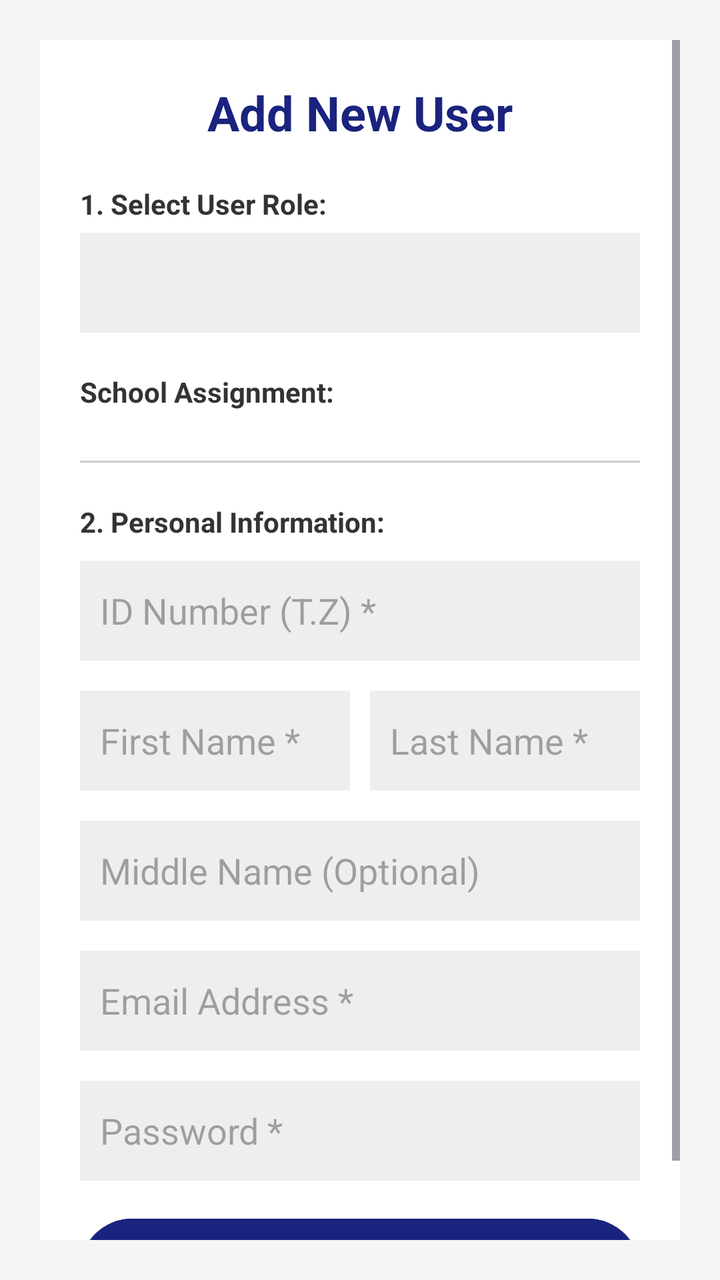
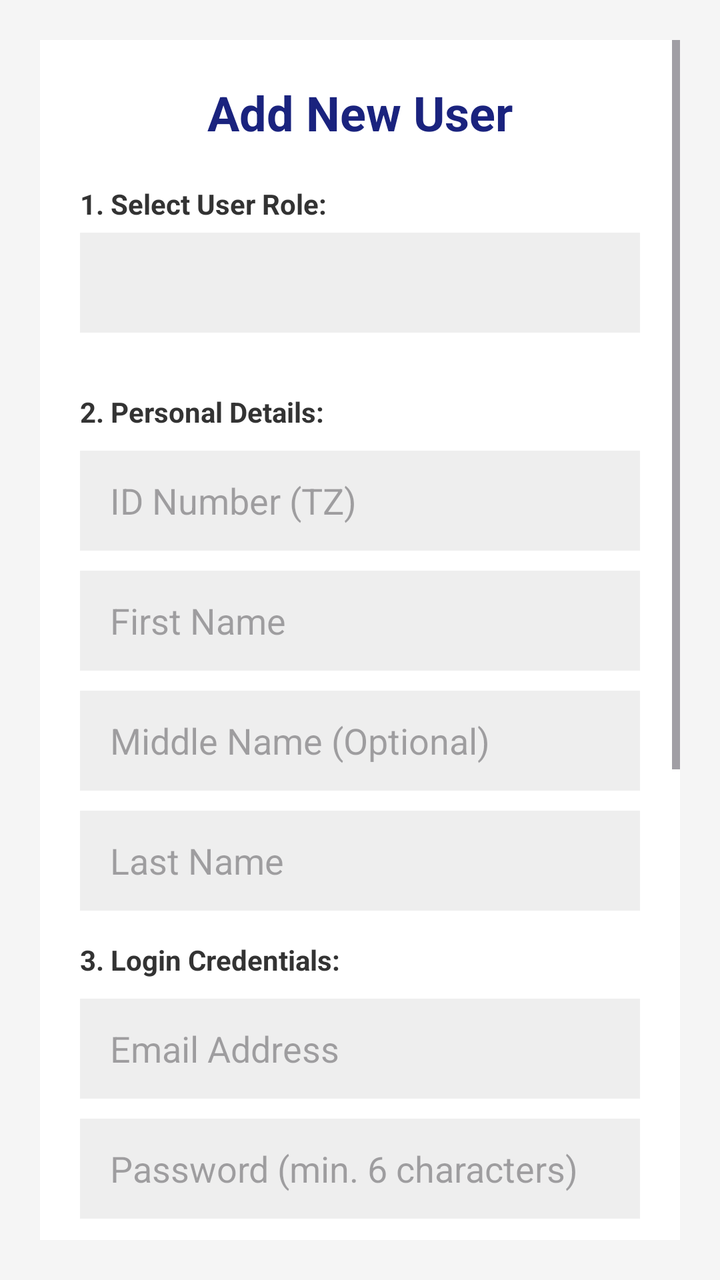

An Android layout rendered at two revisions. The XML below is the earlier revision; the diff shows what the commit changed to produce the second picture.
<!-- AndroidManifest.xml: application theme Theme.Schooly -->
<!-- res/layout/activity_add_user.xml -->
<?xml version="1.0" encoding="utf-8"?>
<ScrollView xmlns:android="http://schemas.android.com/apk/res/android"
    xmlns:app="http://schemas.android.com/apk/res-auto"
    android:layout_width="match_parent"
    android:layout_height="match_parent"
    android:padding="20dp"
    android:background="#F5F5F5">

    <LinearLayout
        android:layout_width="match_parent"
        android:layout_height="wrap_content"
        android:orientation="vertical"
        android:background="@android:color/white"
        android:padding="20dp"
        android:elevation="4dp">

        <TextView
            android:layout_width="match_parent"
            android:layout_height="wrap_content"
            android:text="Add New User"
            android:textSize="24sp"
            android:textStyle="bold"
            android:textColor="#1A237E"
            android:layout_marginBottom="20dp"
            android:gravity="center"/>

        <TextView
            android:layout_width="match_parent"
            android:layout_height="wrap_content"
            android:text="1. Select User Role:"
            android:textStyle="bold"
            android:layout_marginBottom="5dp"
            android:textColor="#333333"/>

        <Spinner
            android:id="@+id/spinnerRole"
            android:layout_width="match_parent"
            android:layout_height="50dp"
            android:layout_marginBottom="20dp"
            android:background="#EEEEEE"/>

        <TextView
            android:id="@+id/tvSchoolTitle"
            android:layout_width="match_parent"
            android:layout_height="wrap_content"
            android:text="School Assignment:"
            android:textStyle="bold"
            android:layout_marginBottom="5dp"
            android:textColor="#333333"/>

        <EditText
            android:id="@+id/etSchoolLocked"
            android:layout_width="match_parent"
            android:layout_height="50dp"
            android:background="#E0E0E0"
            android:focusable="false"
            android:clickable="false"
            android:padding="10dp"
            android:textColor="#555555"
            android:visibility="gone"
            android:layout_marginBottom="20dp"/>

        <LinearLayout
            android:layout_width="match_parent"
            android:layout_height="wrap_content"
            android:orientation="horizontal"
            android:gravity="center_vertical"
            android:layout_marginBottom="20dp">

            <Spinner
                android:id="@+id/spinnerSchoolSelect"
                android:layout_width="0dp"
                android:layout_weight="1"
                android:layout_height="50dp"
                android:background="#EEEEEE"
                android:visibility="gone"/>

            <ImageButton
                android:id="@+id/btnQuickAddSchool"
                android:layout_width="50dp"
                android:layout_height="50dp"
                android:layout_marginStart="8dp"
                android:src="@android:drawable/ic_input_add"
                android:backgroundTint="#1A237E"
                app:tint="@android:color/white"
                android:visibility="gone"
                android:contentDescription="Quick add school" />
        </LinearLayout>

        <View
            android:id="@+id/viewSchoolDivider"
            android:layout_width="match_parent"
            android:layout_height="1dp"
            android:background="#CCCCCC"
            android:layout_marginBottom="20dp"/>

        <TextView
            android:layout_width="match_parent"
            android:layout_height="wrap_content"
            android:text="2. Personal Information:"
            android:textStyle="bold"
            android:layout_marginBottom="10dp"
            android:textColor="#333333"/>

        <EditText
            android:id="@+id/etNewTz"
            android:layout_width="match_parent"
            android:layout_height="50dp"
            android:hint="ID Number (T.Z) *"
            android:inputType="number"
            android:layout_marginBottom="15dp"
            android:background="#EEEEEE"
            android:padding="10dp"/>

        <LinearLayout
            android:layout_width="match_parent"
            android:layout_height="wrap_content"
            android:orientation="horizontal"
            android:layout_marginBottom="15dp">

            <EditText
                android:id="@+id/etFirstName"
                android:layout_width="0dp"
                android:layout_weight="1"
                android:layout_height="50dp"
                android:hint="First Name *"
                android:inputType="textPersonName"
                android:background="#EEEEEE"
                android:padding="10dp"
                android:layout_marginEnd="5dp"/>

            <EditText
                android:id="@+id/etLastName"
                android:layout_width="0dp"
                android:layout_weight="1"
                android:layout_height="50dp"
                android:hint="Last Name *"
                android:inputType="textPersonName"
                android:background="#EEEEEE"
                android:padding="10dp"
                android:layout_marginStart="5dp"/>
        </LinearLayout>

        <EditText
            android:id="@+id/etMiddleName"
            android:layout_width="match_parent"
            android:layout_height="50dp"
            android:hint="Middle Name (Optional)"
            android:inputType="textPersonName"
            android:layout_marginBottom="15dp"
            android:background="#EEEEEE"
            android:padding="10dp"/>

        <EditText
            android:id="@+id/etNewEmail"
            android:layout_width="match_parent"
            android:layout_height="50dp"
            android:hint="Email Address *"
            android:inputType="textEmailAddress"
            android:layout_marginBottom="15dp"
            android:background="#EEEEEE"
            android:padding="10dp"/>

        <EditText
            android:id="@+id/etNewPassword"
            android:layout_width="match_parent"
            android:layout_height="50dp"
            android:hint="Password *"
            android:inputType="textPassword"
            android:layout_marginBottom="15dp"
            android:background="#EEEEEE"
            android:padding="10dp"/>

        <LinearLayout
            android:id="@+id/layoutStudentFields"
            android:layout_width="match_parent"
            android:layout_height="wrap_content"
            android:orientation="vertical"
            android:visibility="gone">

            <TextView
                android:layout_width="match_parent"
                android:layout_height="wrap_content"
                android:text="3. Assign Student to Learning Groups:"
                android:textStyle="bold"
                android:textColor="#FF5722"
                android:layout_marginBottom="10dp"/>

            <TextView
                android:layout_width="match_parent"
                android:layout_height="wrap_content"
                android:text="Mandatory Classes (*)"
                android:textSize="12sp"
                android:textColor="#777777"
                android:layout_marginBottom="4dp"/>

            <Spinner
                android:id="@+id/spinnerHomeroom"
                android:layout_width="match_parent"
                android:layout_height="50dp"
                android:layout_marginBottom="10dp"
                android:background="#FFF3E0"/>

            <Spinner
                android:id="@+id/spinnerMathGroup"
                android:layout_width="match_parent"
                android:layout_height="50dp"
                android:layout_marginBottom="10dp"
                android:background="#FFF3E0"/>

            <Spinner
                android:id="@+id/spinnerEnglishGroup"
                android:layout_width="match_parent"
                android:layout_height="50dp"
                android:layout_marginBottom="10dp"
                android:background="#FFF3E0"/>

            <Spinner
                android:id="@+id/spinnerPeGroup"
                android:layout_width="match_parent"
                android:layout_height="50dp"
                android:layout_marginBottom="15dp"
                android:background="#FFF3E0"/>

            <TextView
                android:layout_width="match_parent"
                android:layout_height="wrap_content"
                android:text="Optional Majors (Leave unselected if none)"
                android:textSize="12sp"
                android:textColor="#777777"
                android:layout_marginBottom="4dp"/>

            <Spinner
                android:id="@+id/spinnerMajorAGroup"
                android:layout_width="match_parent"
                android:layout_height="50dp"
                android:layout_marginBottom="10dp"
                android:background="#E8F5E9"/>

            <Spinner
                android:id="@+id/spinnerMajorBGroup"
                android:layout_width="match_parent"
                android:layout_height="50dp"
                android:layout_marginBottom="15dp"
                android:background="#E8F5E9"/>
        </LinearLayout>

        <LinearLayout
            android:id="@+id/layoutTeacherFields"
            android:layout_width="match_parent"
            android:layout_height="wrap_content"
            android:orientation="vertical"
            android:paddingTop="10dp"
            android:visibility="gone">

            <TextView
                android:layout_width="match_parent"
                android:layout_height="wrap_content"
                android:text="3. Teacher / School Admin Subjects Setup:"
                android:textStyle="bold"
                android:textColor="#2E8B57"
                android:layout_marginBottom="10dp"/>

            <LinearLayout
                android:layout_width="match_parent"
                android:layout_height="wrap_content"
                android:orientation="horizontal"
                android:gravity="center_vertical"
                android:layout_marginBottom="10dp">

                <TextView
                    android:id="@+id/tvSelectSubjects"
                    android:layout_width="0dp"
                    android:layout_height="50dp"
                    android:layout_weight="1"
                    android:text="Select Teachable Subjects *"
                    android:textColor="#666666"
                    android:gravity="center_vertical"
                    android:paddingHorizontal="16dp"
                    android:background="@drawable/rounded_edittext_bg"
                    android:clickable="true"
                    android:focusable="true"/>

                <ImageButton
                    android:id="@+id/btnQuickAddSubject"
                    android:layout_width="50dp"
                    android:layout_height="50dp"
                    android:layout_marginStart="8dp"
                    android:src="@android:drawable/ic_input_add"
                    android:backgroundTint="#1A237E"
                    app:tint="@android:color/white"
                    android:background="@drawable/rounded_edittext_bg"
                    android:contentDescription="Quick add subject" />
            </LinearLayout>

            <LinearLayout
                android:id="@+id/layoutSelectedSubjectsList"
                android:layout_width="match_parent"
                android:layout_height="wrap_content"
                android:orientation="vertical"
                android:layout_marginBottom="15dp"
                android:paddingStart="10dp" />

        </LinearLayout>

        <Button
            android:id="@+id/btnSaveUser"
            android:layout_width="match_parent"
            android:layout_height="60dp"
            android:text="Save User"
            android:textSize="18sp"
            android:backgroundTint="#1A237E"
            android:textColor="@android:color/white"/>

    </LinearLayout>
</ScrollView>
<!-- resources referenced by this layout -->
<resources>
  <!-- drawable rounded_edittext_bg (drawable) -->
  <?xml version="1.0" encoding="utf-8"?>
  <shape xmlns:android="http://schemas.android.com/apk/res/android"
      android:shape="rectangle">
  
      <solid android:color="#FFFFFF" />
  
      <stroke
          android:width="1dp"
          android:color="#E0E0E0" />
  
      <corners android:radius="8dp" />
  </shape>
  <style name="Theme.Schooly" parent="Base.Theme.Schooly" />
  <style name="Base.Theme.Schooly" parent="Theme.Material3.DayNight.NoActionBar">
          
          
      </style>
</resources>

<!-- the commit's change to res/layout/activity_add_user.xml (unified diff, before → after) -->
@@ -36,42 +36,30 @@
             android:id="@+id/spinnerRole"
             android:layout_width="match_parent"
             android:layout_height="50dp"
-            android:layout_marginBottom="20dp"
-            android:background="#EEEEEE"/>
+            android:background="#EEEEEE"
+            android:layout_marginBottom="15dp"/>
 
         <TextView
             android:id="@+id/tvSchoolTitle"
             android:layout_width="match_parent"
             android:layout_height="wrap_content"
-            android:text="School Assignment:"
+            android:text="Select School:"
             android:textStyle="bold"
             android:layout_marginBottom="5dp"
-            android:textColor="#333333"/>
-
-        <EditText
-            android:id="@+id/etSchoolLocked"
-            android:layout_width="match_parent"
-            android:layout_height="50dp"
-            android:background="#E0E0E0"
-            android:focusable="false"
-            android:clickable="false"
-            android:padding="10dp"
-            android:textColor="#555555"
-            android:visibility="gone"
-            android:layout_marginBottom="20dp"/>
+            android:textColor="#333333"
+            android:visibility="gone"/>
 
         <LinearLayout
             android:layout_width="match_parent"
             android:layout_height="wrap_content"
             android:orientation="horizontal"
-            android:gravity="center_vertical"
-            android:layout_marginBottom="20dp">
+            android:layout_marginBottom="15dp">
 
             <Spinner
                 android:id="@+id/spinnerSchoolSelect"
                 android:layout_width="0dp"
+                android:layout_height="50dp"
                 android:layout_weight="1"
-                android:layout_height="50dp"
                 android:background="#EEEEEE"
                 android:visibility="gone"/>
 
@@ -83,63 +71,58 @@
                 android:src="@android:drawable/ic_input_add"
                 android:backgroundTint="#1A237E"
                 app:tint="@android:color/white"
+                android:background="@drawable/rounded_edittext_bg"
                 android:visibility="gone"
-                android:contentDescription="Quick add school" />
+                android:contentDescription="Quick add school"/>
         </LinearLayout>
+
+        <EditText
+            android:id="@+id/etSchoolLocked"
+            android:layout_width="match_parent"
+            android:layout_height="50dp"
+            android:padding="10dp"
+            android:background="#EEEEEE"
+            android:enabled="false"
+            android:textColor="#333333"
+            android:visibility="gone"
+            android:layout_marginBottom="15dp"/>
 
         <View
             android:id="@+id/viewSchoolDivider"
             android:layout_width="match_parent"
             android:layout_height="1dp"
             android:background="#CCCCCC"
-            android:layout_marginBottom="20dp"/>
-
-        <TextView
-            android:layout_width="match_parent"
-            android:layout_height="wrap_content"
-            android:text="2. Personal Information:"
+            android:visibility="gone"
+            android:layout_marginBottom="15dp"/>
+
+        <TextView
+            android:layout_width="match_parent"
+            android:layout_height="wrap_content"
+            android:text="2. Personal Details:"
             android:textStyle="bold"
             android:layout_marginBottom="10dp"
             android:textColor="#333333"/>
 
         <EditText
-            android:id="@+id/etNewTz"
-            android:layout_width="match_parent"
-            android:layout_height="50dp"
-            android:hint="ID Number (T.Z) *"
+            android:id="@+id/etTz"
+            android:layout_width="match_parent"
+            android:layout_height="50dp"
+            android:hint="ID Number (TZ)"
             android:inputType="number"
-            android:layout_marginBottom="15dp"
-            android:background="#EEEEEE"
-            android:padding="10dp"/>
-
-        <LinearLayout
-            android:layout_width="match_parent"
-            android:layout_height="wrap_content"
-            android:orientation="horizontal"
-            android:layout_marginBottom="15dp">
-
-            <EditText
-                android:id="@+id/etFirstName"
-                android:layout_width="0dp"
-                android:layout_weight="1"
-                android:layout_height="50dp"
-                android:hint="First Name *"
-                android:inputType="textPersonName"
-                android:background="#EEEEEE"
-                android:padding="10dp"
-                android:layout_marginEnd="5dp"/>
-
-            <EditText
-                android:id="@+id/etLastName"
-                android:layout_width="0dp"
-                android:layout_weight="1"
-                android:layout_height="50dp"
-                android:hint="Last Name *"
-                android:inputType="textPersonName"
-                android:background="#EEEEEE"
-                android:padding="10dp"
-                android:layout_marginStart="5dp"/>
-        </LinearLayout>
+            android:maxLength="9"
+            android:paddingStart="15dp"
+            android:background="#EEEEEE"
+            android:layout_marginBottom="10dp"/>
+
+        <EditText
+            android:id="@+id/etFirstName"
+            android:layout_width="match_parent"
+            android:layout_height="50dp"
+            android:hint="First Name"
+            android:inputType="textPersonName"
+            android:paddingStart="15dp"
+            android:background="#EEEEEE"
+            android:layout_marginBottom="10dp"/>
 
         <EditText
             android:id="@+id/etMiddleName"
@@ -147,32 +130,51 @@
             android:layout_height="50dp"
             android:hint="Middle Name (Optional)"
             android:inputType="textPersonName"
-            android:layout_marginBottom="15dp"
-            android:background="#EEEEEE"
-            android:padding="10dp"/>
-
-        <EditText
-            android:id="@+id/etNewEmail"
-            android:layout_width="match_parent"
-            android:layout_height="50dp"
-            android:hint="Email Address *"
+            android:paddingStart="15dp"
+            android:background="#EEEEEE"
+            android:layout_marginBottom="10dp"/>
+
+        <EditText
+            android:id="@+id/etLastName"
+            android:layout_width="match_parent"
+            android:layout_height="50dp"
+            android:hint="Last Name"
+            android:inputType="textPersonName"
+            android:paddingStart="15dp"
+            android:background="#EEEEEE"
+            android:layout_marginBottom="10dp"/>
+
+        <TextView
+            android:layout_width="match_parent"
+            android:layout_height="wrap_content"
+            android:text="3. Login Credentials:"
+            android:textStyle="bold"
+            android:layout_marginTop="5dp"
+            android:layout_marginBottom="10dp"
+            android:textColor="#333333"/>
+
+        <EditText
+            android:id="@+id/etEmail"
+            android:layout_width="match_parent"
+            android:layout_height="50dp"
+            android:hint="Email Address"
             android:inputType="textEmailAddress"
-            android:layout_marginBottom="15dp"
-            android:background="#EEEEEE"
-            android:padding="10dp"/>
-
-        <EditText
-            android:id="@+id/etNewPassword"
-            android:layout_width="match_parent"
-            android:layout_height="50dp"
-            android:hint="Password *"
+            android:paddingStart="15dp"
+            android:background="#EEEEEE"
+            android:layout_marginBottom="10dp"/>
+
+        <EditText
+            android:id="@+id/etPassword"
+            android:layout_width="match_parent"
+            android:layout_height="50dp"
+            android:hint="Password (min. 6 characters)"
             android:inputType="textPassword"
-            android:layout_marginBottom="15dp"
-            android:background="#EEEEEE"
-            android:padding="10dp"/>
+            android:paddingStart="15dp"
+            android:background="#EEEEEE"
+            android:layout_marginBottom="20dp"/>
 
         <LinearLayout
-            android:id="@+id/layoutStudentFields"
+            android:id="@+id/layoutStudentGroups"
             android:layout_width="match_parent"
             android:layout_height="wrap_content"
             android:orientation="vertical"
@@ -181,91 +183,57 @@
             <TextView
                 android:layout_width="match_parent"
                 android:layout_height="wrap_content"
-                android:text="3. Assign Student to Learning Groups:"
+                android:text="4. Learning Groups (Mandatory):"
                 android:textStyle="bold"
-                android:textColor="#FF5722"
-                android:layout_marginBottom="10dp"/>
+                android:layout_marginBottom="10dp"
+                android:textColor="#2E8B57"/>
+
+            <TextView android:text="Homeroom Class:" android:textSize="12sp" android:layout_width="wrap_content" android:layout_height="wrap_content"/>
+            <Spinner android:id="@+id/spinnerHomeroom" android:layout_width="match_parent" android:layout_height="45dp" android:background="#EEEEEE" android:layout_marginBottom="10dp"/>
+
+            <TextView android:text="Math Group:" android:textSize="12sp" android:layout_width="wrap_content" android:layout_height="wrap_content"/>
+            <Spinner android:id="@+id/spinnerMathGroup" android:layout_width="match_parent" android:layout_height="45dp" android:background="#EEEEEE" android:layout_marginBottom="10dp"/>
+
+            <TextView android:text="English Group:" android:textSize="12sp" android:layout_width="wrap_content" android:layout_height="wrap_content"/>
+            <Spinner android:id="@+id/spinnerEnglishGroup" android:layout_width="match_parent" android:layout_height="45dp" android:background="#EEEEEE" android:layout_marginBottom="10dp"/>
+
+            <TextView android:text="Physical Education Group:" android:textSize="12sp" android:layout_width="wrap_content" android:layout_height="wrap_content"/>
+            <Spinner android:id="@+id/spinnerPeGroup" android:layout_width="match_parent" android:layout_height="45dp" android:background="#EEEEEE" android:layout_marginBottom="20dp"/>
 
             <TextView
                 android:layout_width="match_parent"
                 android:layout_height="wrap_content"
-                android:text="Mandatory Classes (*)"
-                android:textSize="12sp"
-                android:textColor="#777777"
-                android:layout_marginBottom="4dp"/>
-
-            <Spinner
-                android:id="@+id/spinnerHomeroom"
-                android:layout_width="match_parent"
-                android:layout_height="50dp"
+                android:text="5. Major Subjects (Optional):"
+                android:textStyle="bold"
                 android:layout_marginBottom="10dp"
-                android:background="#FFF3E0"/>
-
-            <Spinner
-                android:id="@+id/spinnerMathGroup"
-                android:layout_width="match_parent"
-                android:layout_height="50dp"
+                android:textColor="#2E8B57"/>
+
+            <TextView android:text="Major A:" android:textSize="12sp" android:layout_width="wrap_content" android:layout_height="wrap_content"/>
+            <Spinner android:id="@+id/spinnerMajorAGroup" android:layout_width="match_parent" android:layout_height="45dp" android:background="#EEEEEE" android:layout_marginBottom="10dp"/>
+
+            <TextView android:text="Major B:" android:textSize="12sp" android:layout_width="wrap_content" android:layout_height="wrap_content"/>
+            <Spinner android:id="@+id/spinnerMajorBGroup" android:layout_width="match_parent" android:layout_height="45dp" android:background="#EEEEEE" android:layout_marginBottom="15dp"/>
+        </LinearLayout>
+
+        <LinearLayout
+            android:id="@+id/layoutTeacherSubjects"
+            android:layout_width="match_parent"
+            android:layout_height="wrap_content"
+            android:orientation="vertical"
+            android:visibility="gone">
+
+            <TextView
+                android:layout_width="match_parent"
+                android:layout_height="wrap_content"
+                android:text="4. Can Teach Subjects:"
+                android:textStyle="bold"
                 android:layout_marginBottom="10dp"
-                android:background="#FFF3E0"/>
-
-            <Spinner
-                android:id="@+id/spinnerEnglishGroup"
-                android:layout_width="match_parent"
-                android:layout_height="50dp"
-                android:layout_marginBottom="10dp"
-                android:background="#FFF3E0"/>
-
-            <Spinner
-                android:id="@+id/spinnerPeGroup"
-                android:layout_width="match_parent"
-                android:layout_height="50dp"
-                android:layout_marginBottom="15dp"
-                android:background="#FFF3E0"/>
-
-            <TextView
-                android:layout_width="match_parent"
-                android:layout_height="wrap_content"
-                android:text="Optional Majors (Leave unselected if none)"
-                android:textSize="12sp"
-                android:textColor="#777777"
-                android:layout_marginBottom="4dp"/>
-
-            <Spinner
-                android:id="@+id/spinnerMajorAGroup"
-                android:layout_width="match_parent"
-                android:layout_height="50dp"
-                android:layout_marginBottom="10dp"
-                android:background="#E8F5E9"/>
-
-            <Spinner
-                android:id="@+id/spinnerMajorBGroup"
-                android:layout_width="match_parent"
-                android:layout_height="50dp"
-                android:layout_marginBottom="15dp"
-                android:background="#E8F5E9"/>
-        </LinearLayout>
-
-        <LinearLayout
-            android:id="@+id/layoutTeacherFields"
-            android:layout_width="match_parent"
-            android:layout_height="wrap_content"
-            android:orientation="vertical"
-            android:paddingTop="10dp"
-            android:visibility="gone">
-
-            <TextView
-                android:layout_width="match_parent"
-                android:layout_height="wrap_content"
-                android:text="3. Teacher / School Admin Subjects Setup:"
-                android:textStyle="bold"
-                android:textColor="#2E8B57"
-                android:layout_marginBottom="10dp"/>
+                android:textColor="#D84315"/>
 
             <LinearLayout
                 android:layout_width="match_parent"
                 android:layout_height="wrap_content"
                 android:orientation="horizontal"
-                android:gravity="center_vertical"
                 android:layout_marginBottom="10dp">
 
                 <TextView
@@ -273,10 +241,9 @@
                     android:layout_width="0dp"
                     android:layout_height="50dp"
                     android:layout_weight="1"
-                    android:text="Select Teachable Subjects *"
-                    android:textColor="#666666"
+                    android:text="Select Subjects..."
                     android:gravity="center_vertical"
-                    android:paddingHorizontal="16dp"
+                    android:paddingStart="16dp"
                     android:background="@drawable/rounded_edittext_bg"
                     android:clickable="true"
                     android:focusable="true"/>
@@ -312,5 +279,51 @@
             android:backgroundTint="#1A237E"
             android:textColor="@android:color/white"/>
 
+        <View
+            android:layout_width="match_parent"
+            android:layout_height="2dp"
+            android:background="#DDDDDD"
+            android:layout_marginTop="30dp"
+            android:layout_marginBottom="20dp"/>
+
+        <TextView
+            android:layout_width="match_parent"
+            android:layout_height="wrap_content"
+            android:text="Bulk Import (CSV)"
+            android:textSize="20sp"
+            android:textStyle="bold"
+            android:textColor="#FF9800"
+            android:gravity="center"
+            android:layout_marginBottom="10dp"/>
+
+        <TextView
+            android:layout_width="match_parent"
+            android:layout_height="wrap_content"
+            android:text="Teachers CSV (6 cols):\ntz, first, last, email, password, middle name\n\nStudents CSV (12 cols):\ntz, first, last, email, password, middle name, homeroom, math, english, sports, major a, major b"
+            android:textSize="13sp"
+            android:textColor="#666666"
+            android:gravity="center"
+            android:layout_marginBottom="15dp"/>
+
+        <Button
+            android:id="@+id/btnImportTeachers"
+            android:layout_width="match_parent"
+            android:layout_height="50dp"
+            android:text="Import Teachers CSV 📂"
+            android:textSize="16sp"
+            android:backgroundTint="#FF9800"
+            android:textColor="@android:color/white"
+            android:layout_marginBottom="10dp"/>
+
+        <Button
+            android:id="@+id/btnImportStudents"
+            android:layout_width="match_parent"
+            android:layout_height="50dp"
+            android:text="Import Students CSV 📂"
+            android:textSize="16sp"
+            android:backgroundTint="#FF9800"
+            android:textColor="@android:color/white"
+            android:layout_marginBottom="20dp"/>
+
     </LinearLayout>
 </ScrollView>
